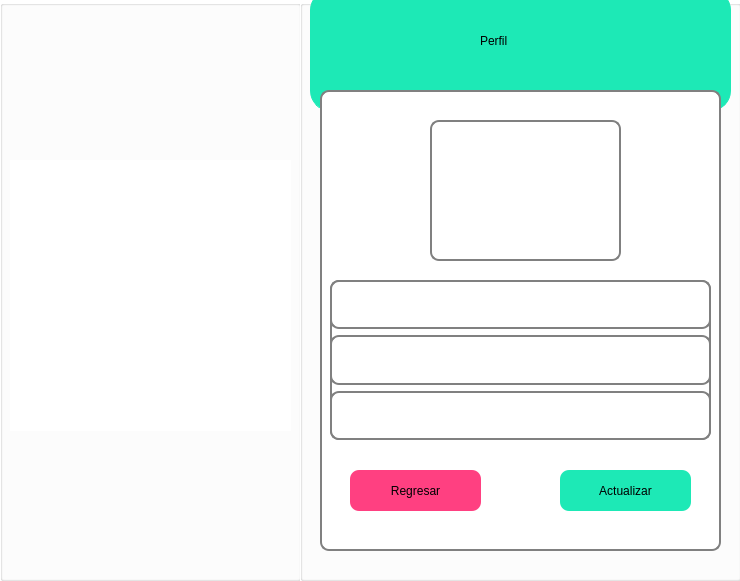
This is SCS/foto.ui in sagarme17/SCS as Qt 5 draws it before an edit. The edited form follows.
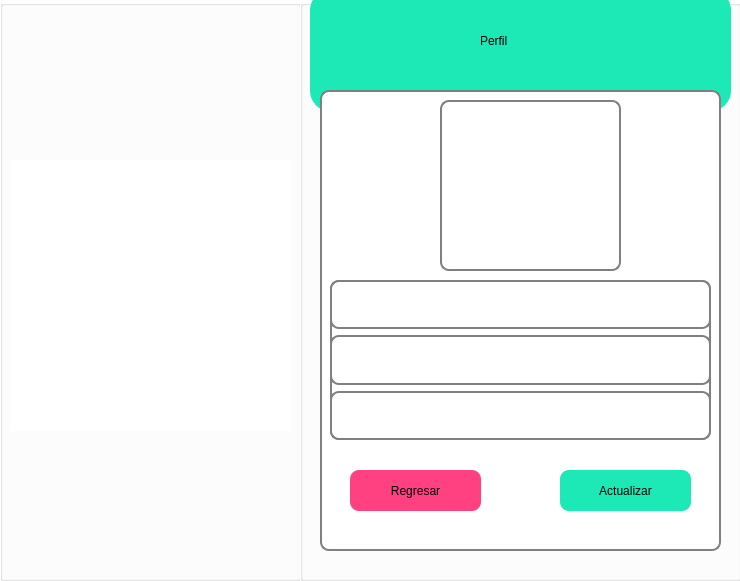
This is the edited form. Icons and pictures are not drawn.

Commit message: Mejora del Kardex + foto por defecto + nueva tabla en bd

Patch:
```diff
--- a/SCS/foto.ui
+++ b/SCS/foto.ui
@@ -249,10 +249,10 @@
     <widget class="QLabel" name="aver">
      <property name="geometry">
       <rect>
-       <x>110</x>
-       <y>30</y>
-       <width>191</width>
-       <height>141</height>
+       <x>120</x>
+       <y>10</y>
+       <width>181</width>
+       <height>171</height>
       </rect>
      </property>
      <property name="text">
```
The commit also changes 4 other files.
